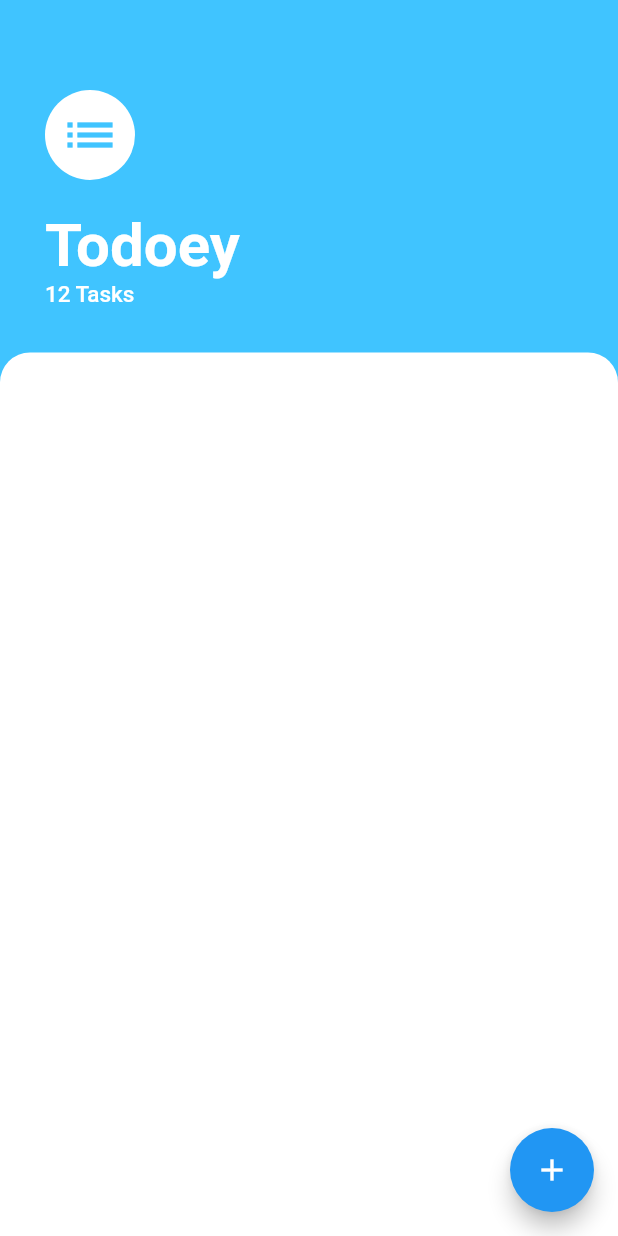
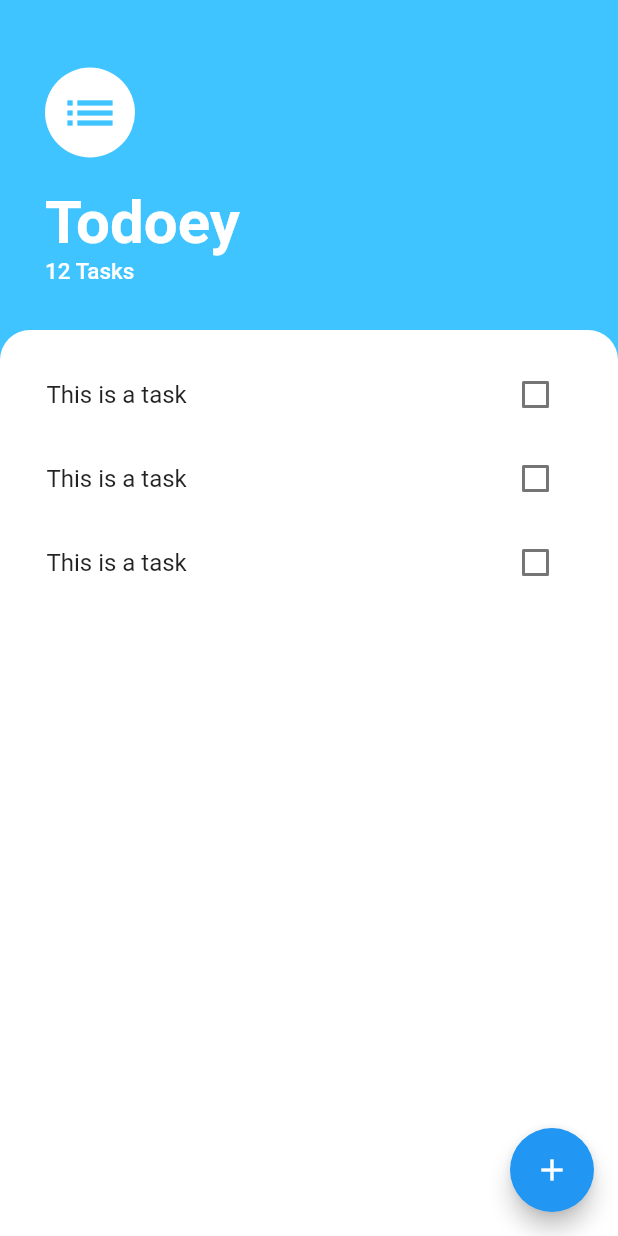
Before and after one commit to lincolnarrais/Todoey, a Flutter app: the screen it shows after launch, on a phone screen of 412 x 824 dp. Run offline on Flutter 3.47's test engine with Material 2 defaults, Android fonts, the phone set to English and light mode, and no system bars.

Commit message:
ListView

```diff
--- a/lib/screens/tasks_screen.dart
+++ b/lib/screens/tasks_screen.dart
@@ -1,4 +1,6 @@
 import 'package:flutter/material.dart';
+
+import '../widgets/tasks_list.dart';
 
 class TasksScreen extends StatelessWidget {
   @override
@@ -11,7 +13,7 @@ class TasksScreen extends StatelessWidget {
           children: <Widget>[
             Container(
               padding: EdgeInsets.only(
-                top: 60,
+                top: 45,
                 left: 30,
                 right: 30,
                 bottom: 30,
@@ -49,12 +51,14 @@ class TasksScreen extends StatelessWidget {
             ),
             Expanded(
               child: Container(
+                padding: EdgeInsets.all(15),
                 decoration: BoxDecoration(
                   color: Colors.white,
                   borderRadius: BorderRadius.vertical(
                     top: Radius.circular(20),
                   ),
                 ),
+                child: TasksList(),
               ),
             ),
           ],
--- /dev/null
+++ b/lib/widgets/task_tile.dart
@@ -0,0 +1,18 @@
+import 'package:flutter/material.dart';
+
+class TaskTile extends StatelessWidget {
+  const TaskTile({
+    Key key,
+  }) : super(key: key);
+
+  @override
+  Widget build(BuildContext context) {
+    return ListTile(
+      title: Text('This is a task'),
+      trailing: Checkbox(
+        value: false,
+        onChanged: (value) {},
+      ),
+    );
+  }
+}
--- /dev/null
+++ b/lib/widgets/tasks_list.dart
@@ -0,0 +1,20 @@
+import 'package:flutter/material.dart';
+
+import 'task_tile.dart';
+
+class TasksList extends StatelessWidget {
+  const TasksList({
+    Key key,
+  }) : super(key: key);
+
+  @override
+  Widget build(BuildContext context) {
+    return ListView(
+      children: <Widget>[
+        TaskTile(),
+        TaskTile(),
+        TaskTile(),
+      ],
+    );
+  }
+}
```
